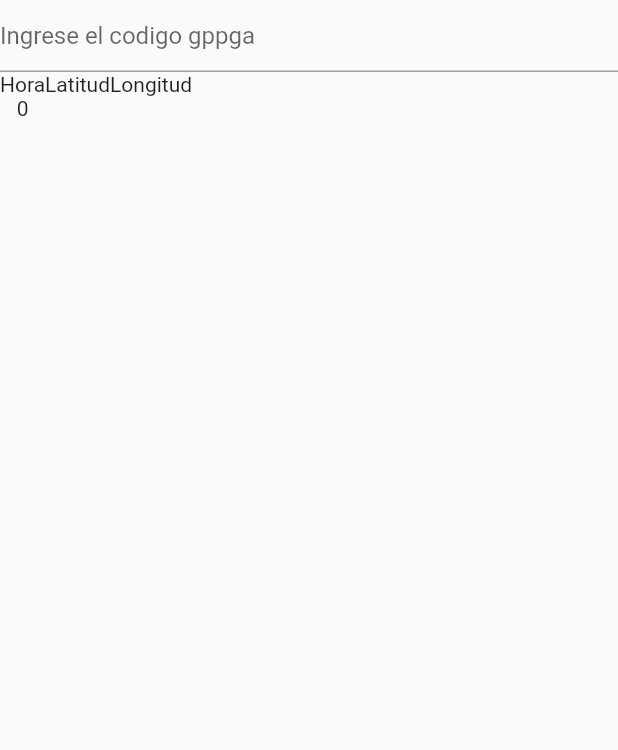
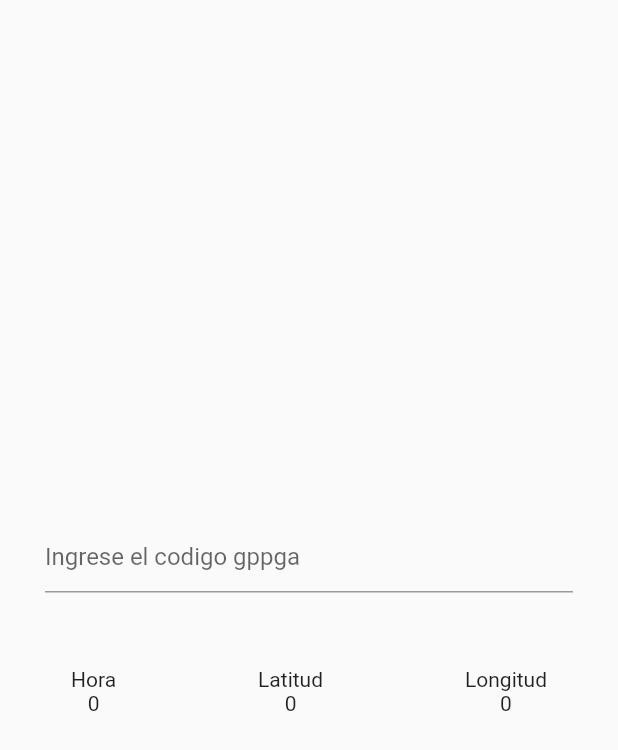
Before and after one commit to ozel-byte/gramatica_gpgga, a Flutter app: the screen it shows after launch, on a phone screen of 412 x 824 dp. Shown: the top 750 px of the screen. Run offline on Flutter 3.47's test engine with Material 2 defaults, Android fonts, the phone set to English and light mode, and no system bars.

Commit message:
se coloco centrado los campos

```diff
--- a/lib/src/Pages/home_page.dart
+++ b/lib/src/Pages/home_page.dart
@@ -7,22 +7,28 @@ class HomePage extends StatelessWidget {
   Widget build(BuildContext context) {
     return Scaffold(
       body: Column(
+        mainAxisAlignment: MainAxisAlignment.center,
         children: [
           Container(
+            padding: EdgeInsets.symmetric(horizontal: 30),
             child: const TextField(
               decoration: InputDecoration(hintText: 'Ingrese el codigo gppga'),
             ),
           ),
+          SizedBox(
+            height: 50,
+          ),
           Row(
+            mainAxisAlignment: MainAxisAlignment.spaceAround,
             children: [
               Column(
                 children: [Text("Hora"), Text("0")],
               ),
               Column(
-                children: [Text("Latitud"), Text(" ")],
+                children: [Text("Latitud"), Text("0")],
               ),
               Column(
-                children: [Text("Longitud"), Text("")],
+                children: [Text("Longitud"), Text("0")],
               )
             ],
           )
--- a/lib/src/Pages/run_mateapp.dart
+++ b/lib/src/Pages/run_mateapp.dart
@@ -6,6 +6,9 @@ import 'package:gpgga/src/Pages/home_page.dart';
 class RunMateApp extends StatelessWidget {
   @override
   Widget build(BuildContext context) {
-    return MaterialApp(title: 'Material App', home: HomePage());
+    return MaterialApp(
+        debugShowCheckedModeBanner: false,
+        title: 'Material App',
+        home: HomePage());
   }
 }
```
